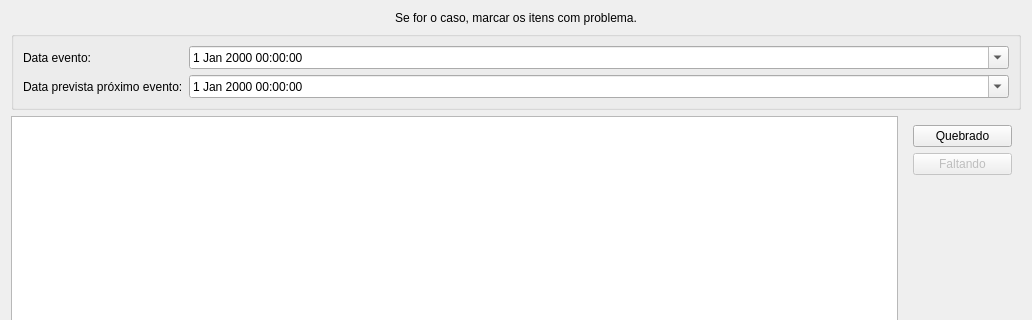
Before: the Qt Designer form ui/inputdialogconfirmacao.ui in darktorres/ERP-STACCATO, drawn with Qt 5; both pictures show x 0 to 1032 and y 0 to 320 of the 1032 by 501 pixel window.
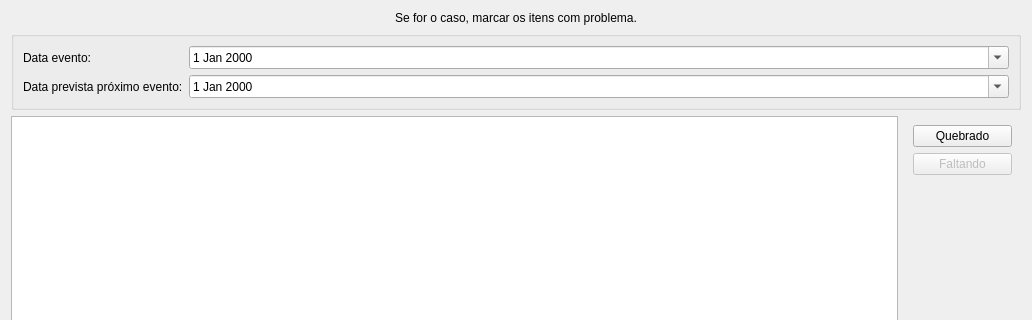
After: the same form once the commit is applied. Custom widgets are drawn as their Qt base class.

Commit message:
Replace QDateTime with QDate
The MySQL field is date only

```diff
--- a/ui/inputdialogconfirmacao.ui
+++ b/ui/inputdialogconfirmacao.ui
@@ -136,7 +136,7 @@
      </property>
      <layout class="QGridLayout" name="gridLayout_2">
       <item row="1" column="1">
-       <widget class="QDateTimeEdit" name="dateEditEvento">
+       <widget class="QDateEdit" name="dateEditEvento">
         <property name="sizePolicy">
          <sizepolicy hsizetype="Expanding" vsizetype="Fixed">
           <horstretch>0</horstretch>
@@ -163,7 +163,7 @@
        </widget>
       </item>
       <item row="2" column="1">
-       <widget class="QDateTimeEdit" name="dateEditProximo">
+       <widget class="QDateEdit" name="dateEditProximo">
         <property name="sizePolicy">
          <sizepolicy hsizetype="Expanding" vsizetype="Fixed">
           <horstretch>0</horstretch>
```
Left out of the diff: 28 changed lines with no effect on the pictures. The commit also changes 23 other files.
